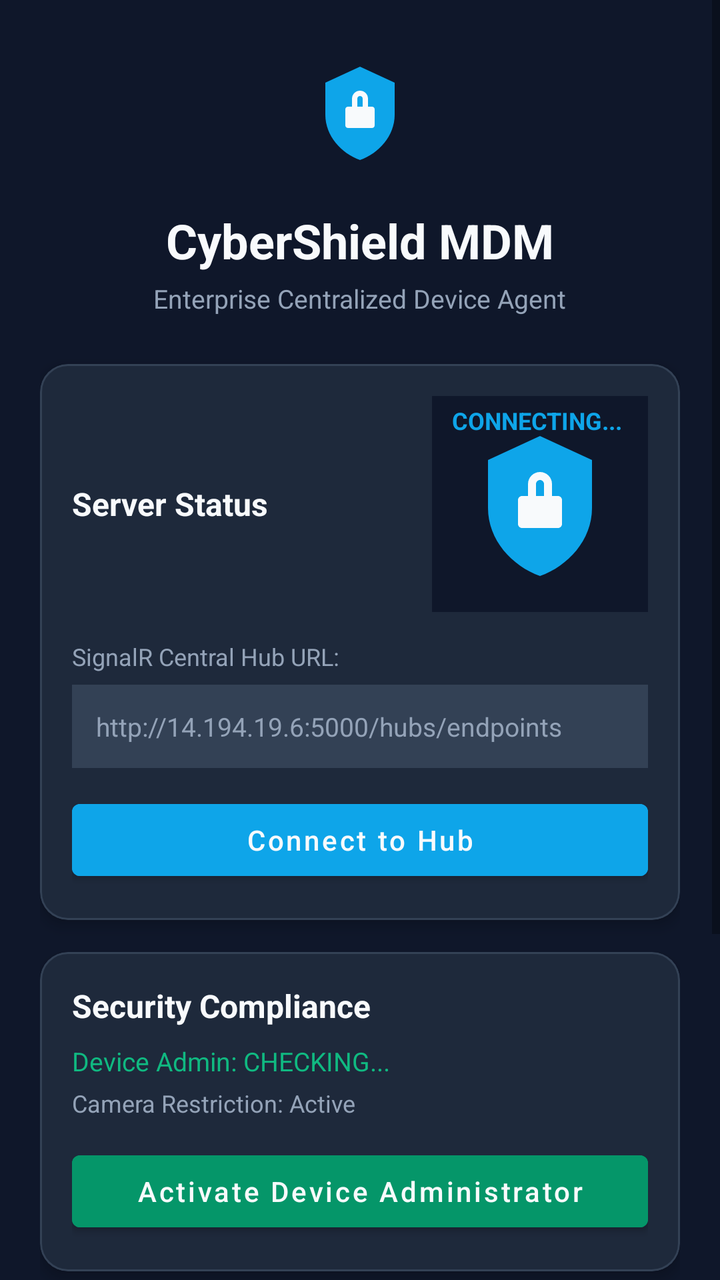
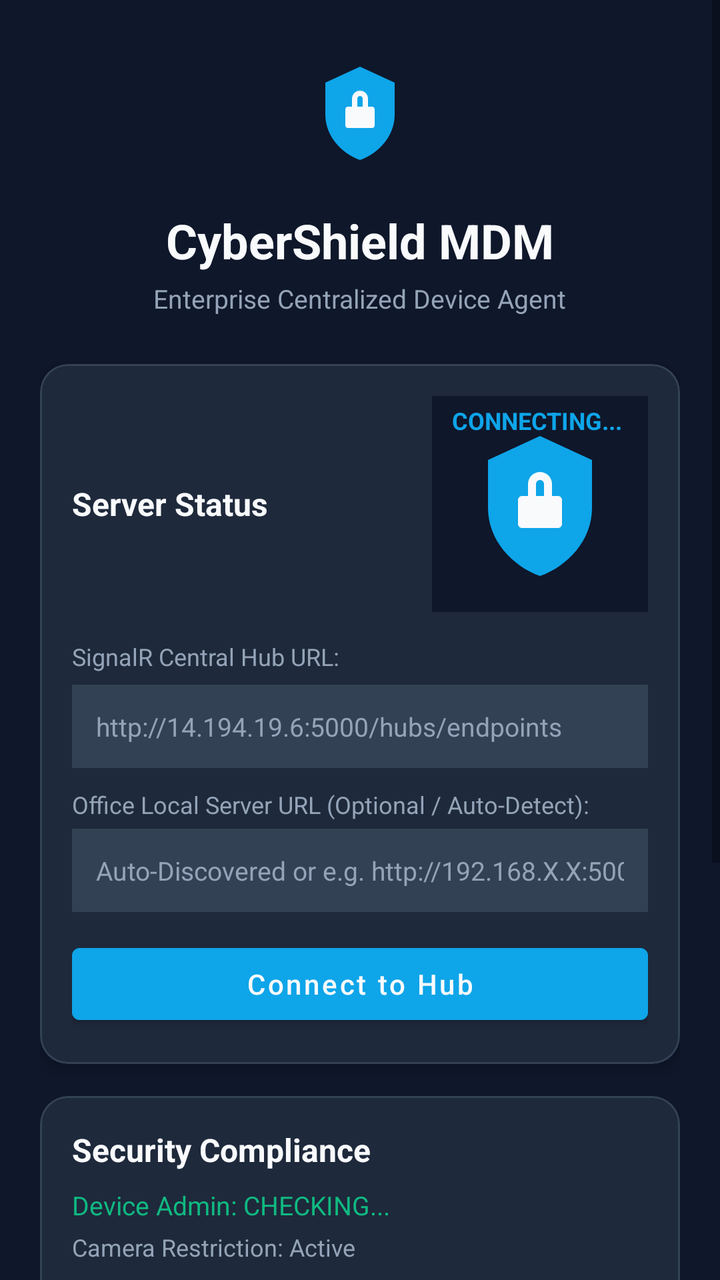

Compare the two renders of this Android layout. The source of the first and the diff that turns it into the second are given below.
<!-- AndroidManifest.xml: application theme Theme.CyberShieldMDM -->
<!-- res/layout/activity_main.xml -->
<?xml version="1.0" encoding="utf-8"?>
<ScrollView xmlns:android="http://schemas.android.com/apk/res/android"
    xmlns:app="http://schemas.android.com/apk/res-auto"
    android:layout_width="match_parent"
    android:layout_height="match_parent"
    android:background="@color/primary"
    android:fillViewport="true">

    <LinearLayout
        android:layout_width="match_parent"
        android:layout_height="wrap_content"
        android:orientation="vertical"
        android:padding="20dp">

        
        <LinearLayout
            android:layout_width="match_parent"
            android:layout_height="wrap_content"
            android:gravity="center"
            android:orientation="vertical"
            android:paddingBottom="24dp">

            <ImageView
                android:layout_width="72dp"
                android:layout_height="72dp"
                android:contentDescription="Logo"
                android:src="@drawable/ic_launcher" />

            <TextView
                android:layout_width="wrap_content"
                android:layout_height="wrap_content"
                android:layout_marginTop="12dp"
                android:text="CyberShield MDM"
                android:textColor="@color/text_main"
                android:textSize="24sp"
                android:textStyle="bold" />

            <TextView
                android:layout_width="wrap_content"
                android:layout_height="wrap_content"
                android:layout_marginTop="4dp"
                android:text="Enterprise Centralized Device Agent"
                android:textColor="@color/text_muted"
                android:textSize="13sp" />
        </LinearLayout>

        
        <com.google.android.material.card.MaterialCardView
            android:layout_width="match_parent"
            android:layout_height="wrap_content"
            android:layout_marginBottom="16dp"
            app:cardBackgroundColor="@color/card_bg"
            app:cardCornerRadius="14dp"
            app:cardElevation="4dp"
            app:strokeColor="#334155"
            app:strokeWidth="1dp">

            <LinearLayout
                android:layout_width="match_parent"
                android:layout_height="wrap_content"
                android:orientation="vertical"
                android:padding="16dp">

                <LinearLayout
                    android:layout_width="match_parent"
                    android:layout_height="wrap_content"
                    android:gravity="center_vertical"
                    android:orientation="horizontal">

                    <TextView
                        android:layout_width="0dp"
                        android:layout_height="wrap_content"
                        android:layout_weight="1"
                        android:text="Server Status"
                        android:textColor="@color/text_main"
                        android:textSize="16sp"
                        android:textStyle="bold" />

                    <TextView
                        android:id="@+id/tvServerStatus"
                        android:layout_width="wrap_content"
                        android:layout_height="wrap_content"
                        android:background="@drawable/ic_launcher"
                        android:paddingHorizontal="10dp"
                        android:paddingVertical="4dp"
                        android:text="CONNECTING..."
                        android:textColor="@color/accent"
                        android:textSize="12sp"
                        android:textStyle="bold" />
                </LinearLayout>

                <TextView
                    android:layout_width="match_parent"
                    android:layout_height="wrap_content"
                    android:layout_marginTop="14dp"
                    android:text="SignalR Central Hub URL:"
                    android:textColor="@color/text_muted"
                    android:textSize="12sp" />

                <EditText
                    android:id="@+id/etServerUrl"
                    android:layout_width="match_parent"
                    android:layout_height="wrap_content"
                    android:layout_marginTop="6dp"
                    android:background="@color/input_bg"
                    android:hint="http://14.194.19.6:5000/hubs/endpoints"
                    android:inputType="textUri"
                    android:padding="12dp"
                    android:textColor="@color/text_main"
                    android:textColorHint="@color/text_muted"
                    android:textSize="13sp" />

                <Button
                    android:id="@+id/btnSaveServerUrl"
                    android:layout_width="match_parent"
                    android:layout_height="wrap_content"
                    android:layout_marginTop="12dp"
                    android:backgroundTint="@color/accent"
                    android:text="Connect to Hub"
                    android:textAllCaps="false"
                    android:textColor="@color/text_main" />
            </LinearLayout>
        </com.google.android.material.card.MaterialCardView>

        
        <com.google.android.material.card.MaterialCardView
            android:layout_width="match_parent"
            android:layout_height="wrap_content"
            android:layout_marginBottom="16dp"
            app:cardBackgroundColor="@color/card_bg"
            app:cardCornerRadius="14dp"
            app:cardElevation="4dp"
            app:strokeColor="#334155"
            app:strokeWidth="1dp">

            <LinearLayout
                android:layout_width="match_parent"
                android:layout_height="wrap_content"
                android:orientation="vertical"
                android:padding="16dp">

                <TextView
                    android:layout_width="wrap_content"
                    android:layout_height="wrap_content"
                    android:text="Security Compliance"
                    android:textColor="@color/text_main"
                    android:textSize="16sp"
                    android:textStyle="bold" />

                <TextView
                    android:id="@+id/tvAdminStatus"
                    android:layout_width="wrap_content"
                    android:layout_height="wrap_content"
                    android:layout_marginTop="8dp"
                    android:text="Device Admin: CHECKING..."
                    android:textColor="@color/accent_green"
                    android:textSize="13sp" />

                <TextView
                    android:id="@+id/tvCameraStatus"
                    android:layout_width="wrap_content"
                    android:layout_height="wrap_content"
                    android:layout_marginTop="4dp"
                    android:text="Camera Restriction: Active"
                    android:textColor="@color/text_muted"
                    android:textSize="12sp" />

                <Button
                    android:id="@+id/btnActivateAdmin"
                    android:layout_width="match_parent"
                    android:layout_height="wrap_content"
                    android:layout_marginTop="12dp"
                    android:backgroundTint="#059669"
                    android:text="Activate Device Administrator"
                    android:textAllCaps="false"
                    android:textColor="@color/text_main" />
            </LinearLayout>
        </com.google.android.material.card.MaterialCardView>

        
        <com.google.android.material.card.MaterialCardView
            android:layout_width="match_parent"
            android:layout_height="wrap_content"
            android:layout_marginBottom="24dp"
            app:cardBackgroundColor="@color/card_bg"
            app:cardCornerRadius="14dp"
            app:cardElevation="4dp"
            app:strokeColor="#334155"
            app:strokeWidth="1dp">

            <LinearLayout
                android:layout_width="match_parent"
                android:layout_height="wrap_content"
                android:orientation="vertical"
                android:padding="16dp">

                <TextView
                    android:layout_width="wrap_content"
                    android:layout_height="wrap_content"
                    android:text="Device Identity &amp; Telemetry"
                    android:textColor="@color/text_main"
                    android:textSize="16sp"
                    android:textStyle="bold" />

                <TextView
                    android:id="@+id/tvDeviceModel"
                    android:layout_width="wrap_content"
                    android:layout_height="wrap_content"
                    android:layout_marginTop="8dp"
                    android:text="Model: -"
                    android:textColor="@color/text_muted"
                    android:textSize="13sp" />

                <TextView
                    android:id="@+id/tvOsVersion"
                    android:layout_width="wrap_content"
                    android:layout_height="wrap_content"
                    android:layout_marginTop="4dp"
                    android:text="OS: -"
                    android:textColor="@color/text_muted"
                    android:textSize="13sp" />

                <TextView
                    android:id="@+id/tvDeviceIp"
                    android:layout_width="wrap_content"
                    android:layout_height="wrap_content"
                    android:layout_marginTop="4dp"
                    android:text="IP Address: -"
                    android:textColor="@color/text_muted"
                    android:textSize="13sp" />
            </LinearLayout>
        </com.google.android.material.card.MaterialCardView>

        
        <Button
            android:id="@+id/btnRunInBackground"
            android:layout_width="match_parent"
            android:layout_height="wrap_content"
            android:backgroundTint="#334155"
            android:paddingVertical="14dp"
            android:text="Hide UI &amp; Run Silently in Background"
            android:textAllCaps="false"
            android:textColor="@color/text_main" />

    </LinearLayout>
</ScrollView>
<!-- resources referenced by this layout -->
<resources>
  <color name="accent">#0EA5E9</color>
  <color name="accent_green">#10B981</color>
  <color name="card_bg">#1E293B</color>
  <color name="input_bg">#334155</color>
  <color name="primary">#0F172A</color>
  <color name="text_main">#F8FAFC</color>
  <color name="text_muted">#94A3B8</color>
  <!-- drawable ic_launcher (drawable) -->
  <vector xmlns:android="http://schemas.android.com/apk/res/android"
      android:width="108dp"
      android:height="108dp"
      android:viewportWidth="108"
      android:viewportHeight="108">
      <path
          android:fillColor="#0F172A"
          android:pathData="M0,0h108v108h-108z"/>
      
      <path
          android:fillColor="#0EA5E9"
          android:pathData="M54,20 L80,32 L80,56 C80,72 68,85 54,90 C40,85 28,72 28,56 L28,32 Z"/>
      
      <path
          android:fillColor="#F8FAFC"
          android:pathData="M48,50 L48,44 C48,40.7 50.7,38 54,38 C57.3,38 60,40.7 60,44 L60,50 L63,50 C64.1,50 65,50.9 65,52 L65,64 C65,65.1 64.1,66 63,66 L45,66 C43.9,66 43,65.1 43,64 L43,52 C43,50.9 43.9,50 45,50 Z M52,50 L56,50 L56,44 C56,42.9 55.1,42 54,42 C52.9,42 52,42.9 52,44 Z"/>
  </vector>
  <style name="Theme.CyberShieldMDM" parent="Theme.MaterialComponents.DayNight.NoActionBar">
          <item name="colorPrimary">@color/accent</item>
          <item name="colorPrimaryVariant">@color/primary_dark</item>
          <item name="colorOnPrimary">@color/text_main</item>
          <item name="android:statusBarColor">@color/primary_dark</item>
          <item name="android:windowBackground">@color/primary</item>
      </style>
  <color name="primary_dark">#020617</color>
</resources>

<!-- the commit's change to res/layout/activity_main.xml (unified diff, before → after) -->
@@ -110,6 +110,27 @@
                     android:textColorHint="@color/text_muted"
                     android:textSize="13sp" />
 
+                <TextView
+                    android:layout_width="match_parent"
+                    android:layout_height="wrap_content"
+                    android:layout_marginTop="10dp"
+                    android:text="Office Local Server URL (Optional / Auto-Detect):"
+                    android:textColor="@color/text_muted"
+                    android:textSize="12sp" />
+
+                <EditText
+                    android:id="@+id/etLocalServerUrl"
+                    android:layout_width="match_parent"
+                    android:layout_height="wrap_content"
+                    android:layout_marginTop="4dp"
+                    android:background="@color/input_bg"
+                    android:hint="Auto-Discovered or e.g. http://192.168.X.X:5000/hubs/endpoints"
+                    android:inputType="textUri"
+                    android:padding="12dp"
+                    android:textColor="@color/text_main"
+                    android:textColorHint="@color/text_muted"
+                    android:textSize="13sp" />
+
                 <Button
                     android:id="@+id/btnSaveServerUrl"
                     android:layout_width="match_parent"
